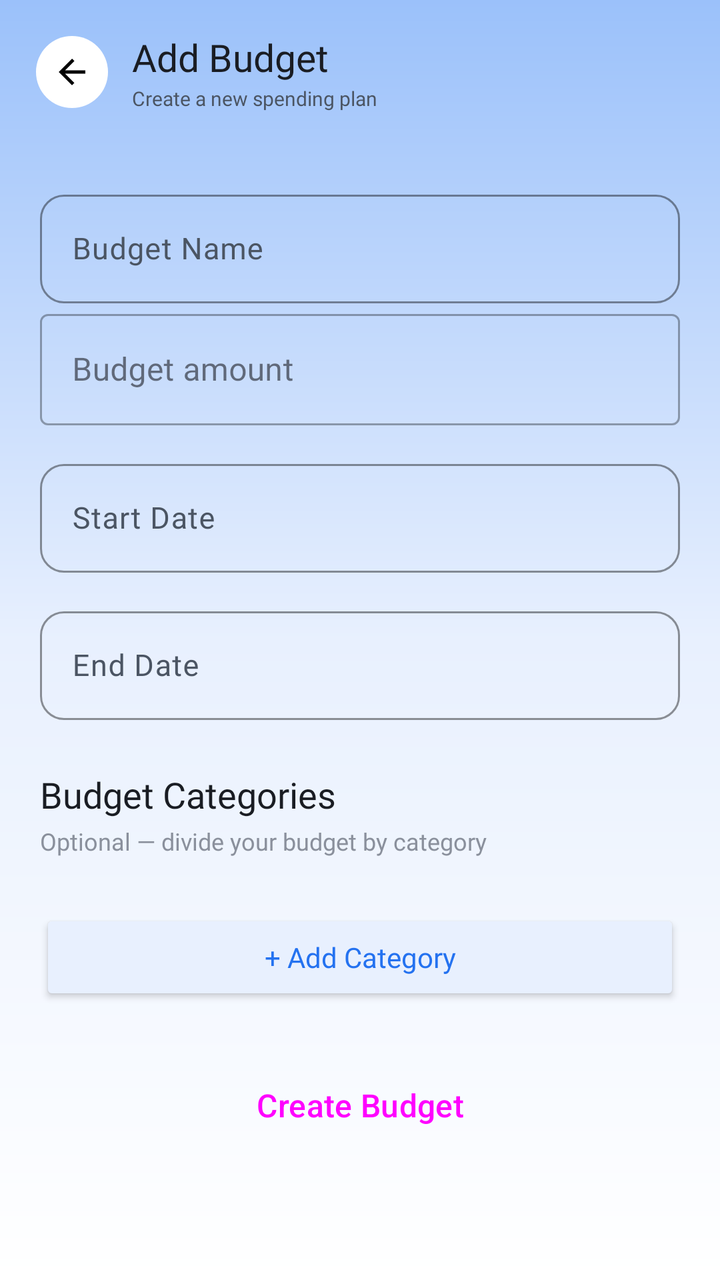
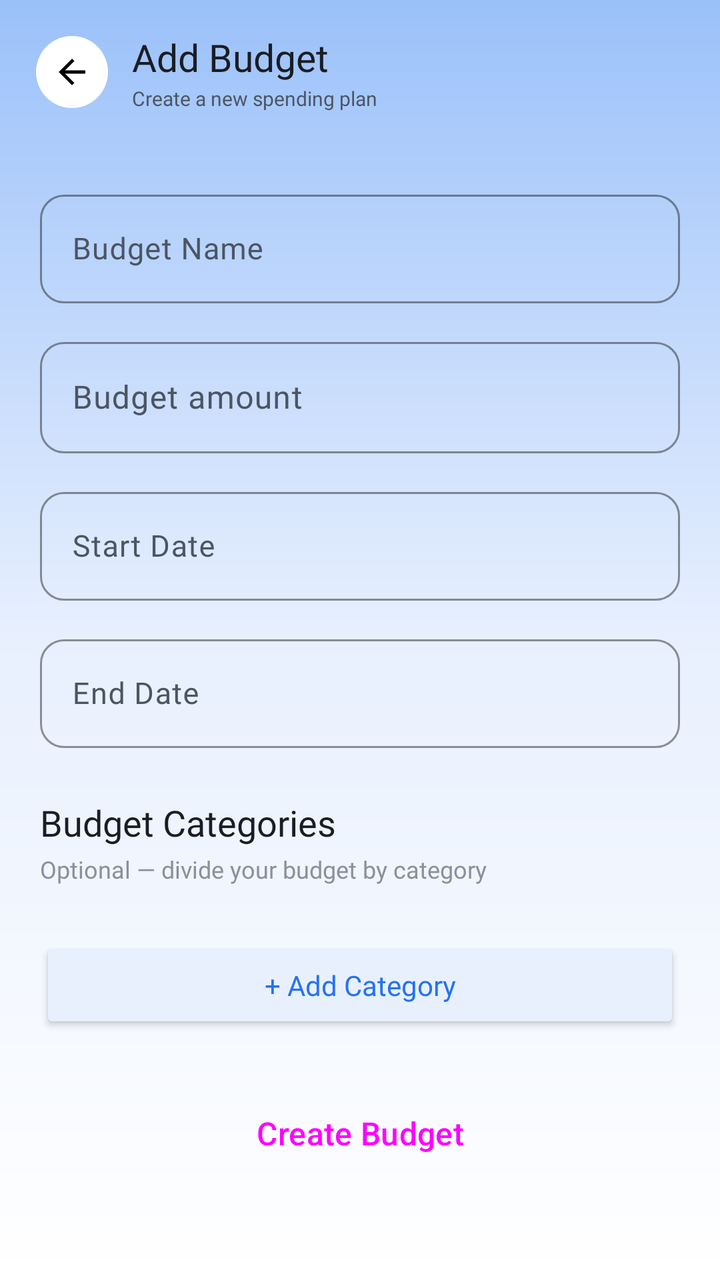

Compare the two renders of this Android layout. The source of the first and the diff that turns it into the second are given below.
<!-- AndroidManifest.xml: activity theme Theme.ExpenceAndBudgetTracker -->
<!-- res/layout/activity_add_budget.xml -->
<?xml version="1.0" encoding="utf-8"?>
<androidx.constraintlayout.widget.ConstraintLayout
    xmlns:android="http://schemas.android.com/apk/res/android"
    xmlns:app="http://schemas.android.com/apk/res-auto"
    xmlns:tools="http://schemas.android.com/tools"

    android:layout_width="match_parent"
    android:layout_height="match_parent"

    android:background="@drawable/gradient_header_bg">


    
    
    
    

    <LinearLayout
        android:id="@+id/topBar"

        android:layout_width="0dp"
        android:layout_height="72dp"

        android:orientation="horizontal"
        android:gravity="center_vertical"

        android:paddingHorizontal="18dp"

        app:layout_constraintTop_toTopOf="parent"
        app:layout_constraintStart_toStartOf="parent"
        app:layout_constraintEnd_toEndOf="parent">


        
        
        

        <include
            android:id="@+id/btnBack"
            layout="@layout/view_back_button"

            android:layout_width="36dp"
            android:layout_height="36dp" />


        
        
        

        <LinearLayout
            android:layout_width="0dp"
            android:layout_height="wrap_content"

            android:layout_weight="1"
            android:orientation="vertical"

            android:layout_marginStart="12dp">


            

            <TextView
                android:id="@+id/tvBudgetPageTitle"

                android:layout_width="wrap_content"
                android:layout_height="wrap_content"

                android:text="Add Budget"

                android:fontFamily="@font/dosis_extrabold"
                android:textColor="@color/neutral_900"
                android:textSize="19sp" />


            

            <TextView
                android:id="@+id/tvBudgetPageSubtitle"

                android:layout_width="wrap_content"
                android:layout_height="wrap_content"

                android:layout_marginTop="1dp"

                android:text="Create a new spending plan"

                android:fontFamily="@font/molengo_regular"
                android:textColor="@color/neutral_700"
                android:textSize="10sp" />

        </LinearLayout>

    </LinearLayout>


    
    
    
    

    <ScrollView
        android:id="@+id/budgetScrollView"

        android:layout_width="0dp"
        android:layout_height="0dp"

        android:fillViewport="true"

        android:scrollbars="none"

        app:layout_constraintTop_toBottomOf="@id/topBar"
        app:layout_constraintBottom_toBottomOf="parent"
        app:layout_constraintStart_toStartOf="parent"
        app:layout_constraintEnd_toEndOf="parent">


        <LinearLayout
            android:layout_width="match_parent"
            android:layout_height="wrap_content"

            android:orientation="vertical"

            android:paddingStart="20dp"
            android:paddingEnd="20dp"
            android:paddingTop="20dp"
            android:paddingBottom="30dp">


            
            
            

            <com.google.android.material.textfield.TextInputLayout
                style="@style/Widget.MoneyMate.TextInputLayout"

                android:layout_width="match_parent"
                android:layout_height="wrap_content"

                android:hint="Budget Name">

                <com.google.android.material.textfield.TextInputEditText
                    android:id="@+id/etBudgetName"

                    android:layout_width="match_parent"
                    android:layout_height="wrap_content"

                    android:inputType="textCapSentences"

                    android:fontFamily="@font/dosis_bold"
                    android:textSize="15sp" />

            </com.google.android.material.textfield.TextInputLayout>


            
            
            

            <com.google.android.material.textfield.TextInputLayout
                android:id="@+id/tilBudgetAmount"

                style="@style/Widget.MaterialComponents.TextInputLayout.OutlinedBox"

                android:layout_width="match_parent"
                android:layout_height="wrap_content"

                android:hint="Budget amount">

                <com.google.android.material.textfield.TextInputEditText
                    android:id="@+id/etBudgetAmount"

                    android:layout_width="match_parent"
                    android:layout_height="wrap_content"

                    android:textColor="@color/background_dark"

                    android:fontFamily="@font/dosis_bold"
                    android:inputType="numberDecimal" />

            </com.google.android.material.textfield.TextInputLayout>


            
            
            

            <com.google.android.material.textfield.TextInputLayout
                style="@style/Widget.MoneyMate.TextInputLayout"

                android:layout_width="match_parent"
                android:layout_height="wrap_content"

                android:layout_marginTop="14dp"

                android:hint="Start Date">

                <com.google.android.material.textfield.TextInputEditText
                    android:id="@+id/etStartDate"

                    android:layout_width="match_parent"
                    android:layout_height="wrap_content"

                    android:focusable="false"
                    android:clickable="true"

                    android:fontFamily="@font/dosis_bold"
                    android:textSize="15sp" />

            </com.google.android.material.textfield.TextInputLayout>


            
            
            

            <com.google.android.material.textfield.TextInputLayout
                style="@style/Widget.MoneyMate.TextInputLayout"

                android:layout_width="match_parent"
                android:layout_height="wrap_content"

                android:layout_marginTop="14dp"

                android:hint="End Date">

                <com.google.android.material.textfield.TextInputEditText
                    android:id="@+id/etEndDate"

                    android:layout_width="match_parent"
                    android:layout_height="wrap_content"

                    android:focusable="false"
                    android:clickable="true"

                    android:fontFamily="@font/dosis_bold"
                    android:textSize="15sp" />

            </com.google.android.material.textfield.TextInputLayout>


            
            
            

            <TextView
                android:id="@+id/tvCategoriesTitle"

                android:layout_width="wrap_content"
                android:layout_height="wrap_content"

                android:layout_marginTop="25dp"

                android:text="Budget Categories"

                android:fontFamily="@font/dosis_bold"
                android:textColor="@color/text_primary_light"
                android:textSize="18sp" />


            

            <TextView
                android:id="@+id/tvCategoriesSubtitle"

                android:layout_width="wrap_content"
                android:layout_height="wrap_content"

                android:layout_marginTop="3dp"

                android:text="Optional — divide your budget by category"

                android:fontFamily="@font/dosis_bold"
                android:textColor="@color/neutral_500"
                android:textSize="12sp" />


            
            
            

            <LinearLayout
                android:id="@+id/categoryContainer"

                android:layout_width="match_parent"
                android:layout_height="wrap_content"

                android:layout_marginTop="14dp"

                android:orientation="vertical" />


            
            
            

            <Button
                android:id="@+id/btnAddCategory"

                android:layout_width="match_parent"
                android:layout_height="wrap_content"

                android:layout_marginTop="12dp"

                android:text="+ Add Category"
                android:textAllCaps="false"

                android:fontFamily="@font/dosis_bold"
                android:textColor="@color/primary_500"

                android:backgroundTint="@color/primary_50" />


            
            
            

            <Button
                android:id="@+id/btnCreateBudget"

                style="@style/Widget.MoneyMate.Button.Primary"

                android:layout_width="match_parent"
                android:layout_height="wrap_content"

                android:layout_marginTop="25dp"

                android:text="Create Budget" />

        </LinearLayout>

    </ScrollView>


</androidx.constraintlayout.widget.ConstraintLayout>
<!-- res/layout/view_back_button.xml (included above) -->
<?xml version="1.0" encoding="utf-8"?>
<ImageView xmlns:android="http://schemas.android.com/apk/res/android"
    android:id="@+id/btnBack"
    android:layout_width="36dp"
    android:layout_height="36dp"
    android:padding="8dp"
    android:background="@drawable/circle_bg_white"
    android:src="@drawable/baseline_arrow_back_24"
    android:contentDescription="Back"
    android:clickable="true"
    android:focusable="true" />
<!-- resources referenced by this layout -->
<resources>
  <color name="background_dark">#0B0D10</color>
  <color name="neutral_500">#8A909C</color>
  <color name="neutral_700">#4B5563</color>
  <color name="neutral_900">#1A1D23</color>
  <color name="primary_50">#E8F0FE</color>
  <color name="primary_500">#2472F0</color>
  <color name="text_primary_light">@color/neutral_900</color>
  <!-- drawable baseline_arrow_back_24 (drawable) -->
  <vector xmlns:android="http://schemas.android.com/apk/res/android" android:autoMirrored="true" android:height="24dp" android:tint="#000000" android:viewportHeight="24" android:viewportWidth="24" android:width="24dp">
        
      <path android:fillColor="@android:color/black" android:pathData="M20,11H7.83l5.59,-5.59L12,4l-8,8 8,8 1.41,-1.41L7.83,13H20v-2z"/>
      
  </vector>
  <!-- drawable circle_bg_white (drawable) -->
  <?xml version="1.0" encoding="utf-8"?>
  <shape xmlns:android="http://schemas.android.com/apk/res/android"
      android:shape="oval">
  
      <solid android:color="@color/neutral_0" />
  
  </shape>
  <!-- drawable gradient_header_bg (drawable) -->
  <?xml version="1.0" encoding="utf-8"?>
  <shape xmlns:android="http://schemas.android.com/apk/res/android"
      android:shape="rectangle">
      <gradient
          android:startColor="@color/primary_200"
          android:centerColor="@color/primary_50"
          android:endColor="@color/neutral_0"
          android:angle="270" />
  </shape>
  <style name="Widget.MoneyMate.Button.Primary" parent="Widget.Material3.Button">
          <item name="backgroundTint">@color/primary_500</item>
          <item name="cornerRadius">14dp</item>
          <item name="android:textAllCaps">false</item>
          <item name="android:textSize">16sp</item>
          <item name="android:paddingTop">14dp</item>
          <item name="android:paddingBottom">14dp</item>
      </style>
  <style name="Widget.MoneyMate.TextInputLayout" parent="Widget.Material3.TextInputLayout.OutlinedBox">
          <item name="boxCornerRadiusTopStart">12dp</item>
          <item name="boxCornerRadiusTopEnd">12dp</item>
          <item name="boxCornerRadiusBottomStart">12dp</item>
          <item name="boxCornerRadiusBottomEnd">12dp</item>
          <item name="boxStrokeColor">@color/primary_500</item>
          <item name="hintTextColor">@color/primary_500</item>
      </style>
  <color name="neutral_0">#FFFFFF</color>
  <color name="primary_200">#9BC1FA</color>
  <color name="primary_100">#C2D9FC</color>
  <color name="primary_900">#082456</color>
  <color name="accent_500">#FFA800</color>
  <color name="accent_100">#FFE9C2</color>
  <color name="accent_700">#CC8600</color>
  <color name="expense_red">#E5484D</color>
  <color name="background_light">@color/neutral_50</color>
  <color name="surface_light">@color/neutral_0</color>
  <color name="text_secondary_light">@color/neutral_700</color>
  <color name="primary_700">#1447A8</color>
  <color name="neutral_50">#F7F8FA</color>
  <!-- unchanged entries left out for length: 1 -->
</resources>

<!-- the commit's change to res/layout/activity_add_budget.xml (unified diff, before → after) -->
@@ -144,9 +144,9 @@
                     android:layout_width="match_parent"
                     android:layout_height="wrap_content"
 
+                    android:fontFamily="@font/dosis_bold"
+
                     android:inputType="textCapSentences"
-
-                    android:fontFamily="@font/dosis_bold"
                     android:textSize="15sp" />
 
             </com.google.android.material.textfield.TextInputLayout>
@@ -155,12 +155,11 @@
             
             
             
-
             <com.google.android.material.textfield.TextInputLayout
                 android:id="@+id/tilBudgetAmount"
 
-                style="@style/Widget.MaterialComponents.TextInputLayout.OutlinedBox"
-
+                style="@style/Widget.MoneyMate.TextInputLayout"
+                android:layout_marginTop="14dp"
                 android:layout_width="match_parent"
                 android:layout_height="wrap_content"
 
